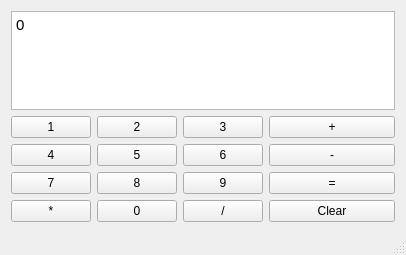
This is calcwindow.ui in lzzy12/Calculator-QT as Qt 5 draws it before an edit. The edited form follows.
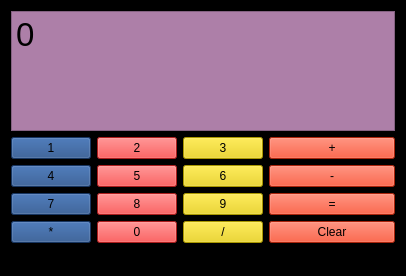
This is the edited form.

Commit message: Ugly-fi the app

Diff of the .ui file:
```diff
--- a/calcwindow.ui
+++ b/calcwindow.ui
@@ -7,24 +7,31 @@
     <x>0</x>
     <y>0</y>
     <width>406</width>
-    <height>255</height>
+    <height>276</height>
    </rect>
   </property>
   <property name="windowTitle">
    <string>CalcWindow</string>
   </property>
+  <property name="styleSheet">
+   <string notr="true">background-color:rgb(0, 0, 0)</string>
+  </property>
   <widget class="QWidget" name="centralWidget">
    <layout class="QHBoxLayout" name="horizontalLayout_6">
     <item>
      <layout class="QVBoxLayout" name="verticalLayout_4">
       <item>
        <widget class="QTextBrowser" name="textBrowser">
+        <property name="styleSheet">
+         <string notr="true">background-color: rgb(173, 127, 168);
+font-size: 35px;</string>
+        </property>
         <property name="html">
          <string>&lt;!DOCTYPE HTML PUBLIC &quot;-//W3C//DTD HTML 4.0//EN&quot; &quot;http://www.w3.org/TR/REC-html40/strict.dtd&quot;&gt;
 &lt;html&gt;&lt;head&gt;&lt;meta name=&quot;qrichtext&quot; content=&quot;1&quot; /&gt;&lt;style type=&quot;text/css&quot;&gt;
 p, li { white-space: pre-wrap; }
-&lt;/style&gt;&lt;/head&gt;&lt;body style=&quot; font-family:'Ubuntu'; font-size:11pt; font-weight:400; font-style:normal;&quot;&gt;
-&lt;p style=&quot; margin-top:0px; margin-bottom:0px; margin-left:0px; margin-right:0px; -qt-block-indent:0; text-indent:0px;&quot;&gt;0&lt;/p&gt;&lt;/body&gt;&lt;/html&gt;</string>
+&lt;/style&gt;&lt;/head&gt;&lt;body style=&quot; font-family:'Ubuntu'; font-size:35px; font-weight:400; font-style:normal;&quot;&gt;
+&lt;p style=&quot; margin-top:0px; margin-bottom:0px; margin-left:0px; margin-right:0px; -qt-block-indent:0; text-indent:0px;&quot;&gt;&lt;span style=&quot; font-size:25pt;&quot;&gt;0&lt;/span&gt;&lt;/p&gt;&lt;/body&gt;&lt;/html&gt;</string>
         </property>
        </widget>
       </item>
@@ -36,6 +43,9 @@
            <layout class="QHBoxLayout" name="horizontalLayout_2">
             <item>
              <widget class="QPushButton" name="pushButton">
+              <property name="styleSheet">
+               <string notr="true">background-color: rgb(32, 74, 135);</string>
+              </property>
               <property name="text">
                <string>1</string>
               </property>
@@ -43,6 +53,9 @@
             </item>
             <item>
              <widget class="QPushButton" name="pushButton_2">
+              <property name="styleSheet">
+               <string notr="true">background-color: rgb(239, 41, 41);</string>
+              </property>
               <property name="text">
                <string>2</string>
               </property>
@@ -50,6 +63,9 @@
             </item>
             <item>
              <widget class="QPushButton" name="pushButton_3">
+              <property name="styleSheet">
+               <string notr="true">background-color: rgb(237, 212, 0);</string>
+              </property>
               <property name="text">
                <string>3</string>
               </property>
@@ -61,6 +77,9 @@
            <layout class="QHBoxLayout" name="horizontalLayout">
             <item>
              <widget class="QPushButton" name="pushButton_4">
+              <property name="styleSheet">
+               <string notr="true">background-color: rgb(32, 74, 135);</string>
+              </property>
               <property name="text">
                <string>4</string>
               </property>
@@ -68,6 +87,9 @@
             </item>
             <item>
              <widget class="QPushButton" name="pushButton_6">
+              <property name="styleSheet">
+               <string notr="true">background-color: rgb(239, 41, 41);</string>
+              </property>
               <property name="text">
                <string>5</string>
               </property>
@@ -75,6 +97,9 @@
             </item>
             <item>
              <widget class="QPushButton" name="pushButton_5">
+              <property name="styleSheet">
+               <string notr="true">background-color: rgb(237, 212, 0);</string>
+              </property>
               <property name="text">
                <string>6</string>
               </property>
@@ -86,6 +111,9 @@
            <layout class="QHBoxLayout" name="horizontalLayout_3">
             <item>
              <widget class="QPushButton" name="pushButton_7">
+              <property name="styleSheet">
+               <string notr="true">background-color: rgb(32, 74, 135);</string>
+              </property>
               <property name="text">
                <string>7</string>
               </property>
@@ -93,6 +121,10 @@
             </item>
             <item>
              <widget class="QPushButton" name="pushButton_9">
+              <property name="styleSheet">
+               <string notr="true">background-color: rgb(239, 41, 41);
+</string>
+              </property>
               <property name="text">
                <string>8</string>
               </property>
@@ -100,6 +132,9 @@
             </item>
             <item>
              <widget class="QPushButton" name="pushButton_8">
+              <property name="styleSheet">
+               <string notr="true">background-color: rgb(237, 212, 0);</string>
+              </property>
               <property name="text">
                <string>9</string>
               </property>
@@ -111,6 +146,9 @@
            <layout class="QHBoxLayout" name="horizontalLayout_4">
             <item>
              <widget class="QPushButton" name="pushButton_10">
+              <property name="styleSheet">
+               <string notr="true">background-color: rgb(32, 74, 135);</string>
+              </property>
               <property name="text">
                <string>*</string>
               </property>
@@ -118,6 +156,9 @@
             </item>
             <item>
              <widget class="QPushButton" name="pushButton_12">
+              <property name="styleSheet">
+               <string notr="true">background-color: rgb(239, 41, 41);</string>
+              </property>
               <property name="text">
                <string>0</string>
               </property>
@@ -125,6 +166,9 @@
             </item>
             <item>
              <widget class="QPushButton" name="pushButton_11">
+              <property name="styleSheet">
+               <string notr="true">background-color: rgb(237, 212, 0);</string>
+              </property>
               <property name="text">
                <string>/</string>
               </property>
@@ -140,6 +184,9 @@
            <layout class="QVBoxLayout" name="verticalLayout">
             <item>
              <widget class="QPushButton" name="pushButton_13">
+              <property name="styleSheet">
+               <string notr="true">background-color: rgb(237, 50, 17);</string>
+              </property>
               <property name="text">
                <string>+</string>
               </property>
@@ -147,6 +194,9 @@
             </item>
             <item>
              <widget class="QPushButton" name="pushButton_14">
+              <property name="styleSheet">
+               <string notr="true">background-color: rgb(237, 50, 17);</string>
+              </property>
               <property name="text">
                <string>-</string>
               </property>
@@ -154,6 +204,9 @@
             </item>
             <item>
              <widget class="QPushButton" name="pushButton_15">
+              <property name="styleSheet">
+               <string notr="true">background-color: rgb(237, 50, 17);</string>
+              </property>
               <property name="text">
                <string>=</string>
               </property>
@@ -163,6 +216,9 @@
           </item>
           <item>
            <widget class="QPushButton" name="pushButton_16">
+            <property name="styleSheet">
+             <string notr="true">background-color: rgb(237, 50, 17);</string>
+            </property>
             <property name="text">
              <string>Clear</string>
             </property>
```
